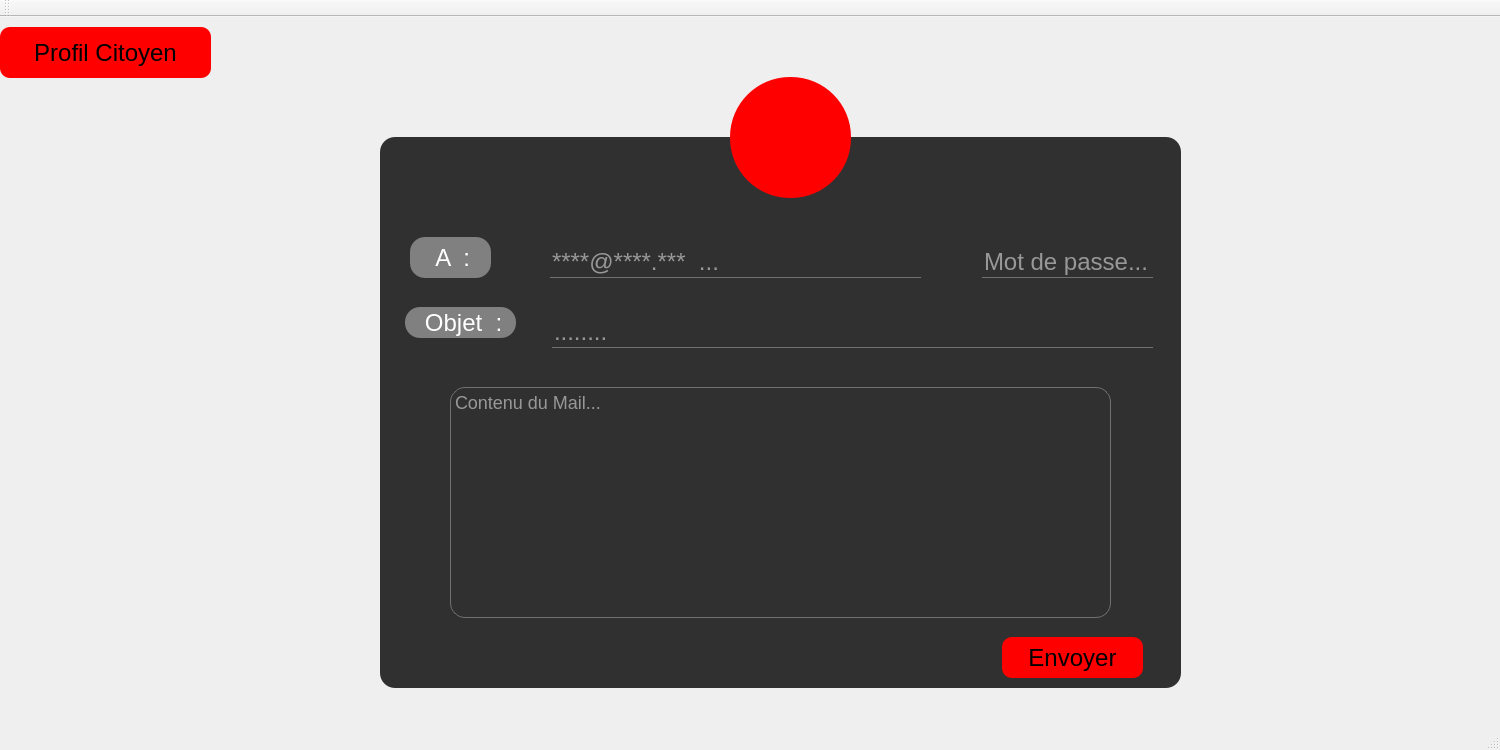
Old version of the form mainwindow.ui in the repository nefissaKhiari/Smart_Plolice_Station.
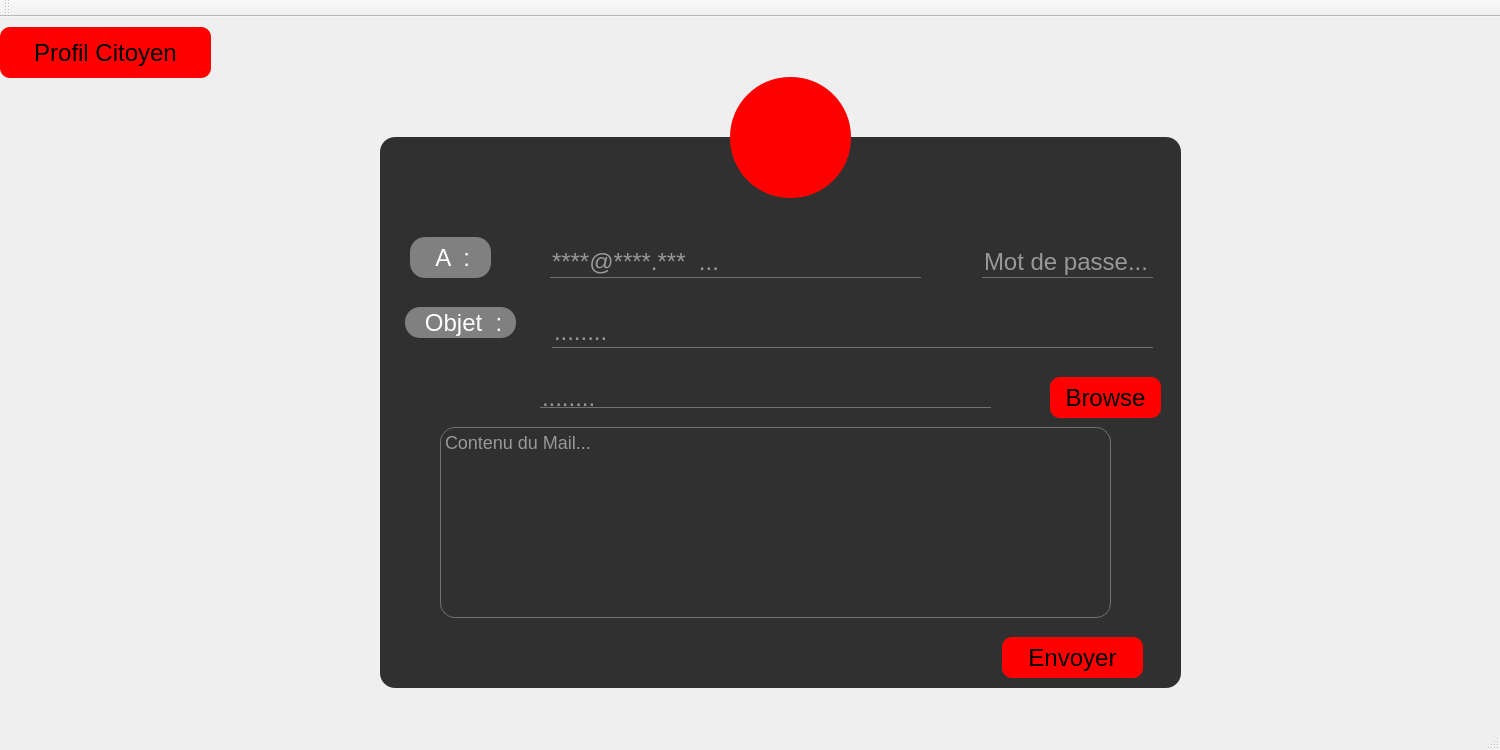
New version of the form. The open tabs and pages were chosen to show the change. Icons and pictures are not drawn.

```diff
--- a/mainwindow.ui
+++ b/mainwindow.ui
@@ -5021,10 +5021,10 @@
       <widget class="QTextEdit" name="msg">
        <property name="geometry">
         <rect>
-         <x>70</x>
-         <y>250</y>
-         <width>661</width>
-         <height>231</height>
+         <x>60</x>
+         <y>290</y>
+         <width>671</width>
+         <height>191</height>
         </rect>
        </property>
        <property name="placeholderText">
@@ -5044,6 +5044,32 @@
         <string>Envoyer</string>
        </property>
       </widget>
+      <widget class="QLineEdit" name="file">
+       <property name="geometry">
+        <rect>
+         <x>160</x>
+         <y>250</y>
+         <width>451</width>
+         <height>21</height>
+        </rect>
+       </property>
+       <property name="placeholderText">
+        <string>........</string>
+       </property>
+      </widget>
+      <widget class="QPushButton" name="browseBtn">
+       <property name="geometry">
+        <rect>
+         <x>670</x>
+         <y>240</y>
+         <width>111</width>
+         <height>41</height>
+        </rect>
+       </property>
+       <property name="text">
+        <string>Browse</string>
+       </property>
+      </widget>
      </widget>
      <widget class="QToolButton" name="toolButton_14">
       <property name="geometry">
```
Left out of the diff: 2 changed lines with no effect on the pictures.
